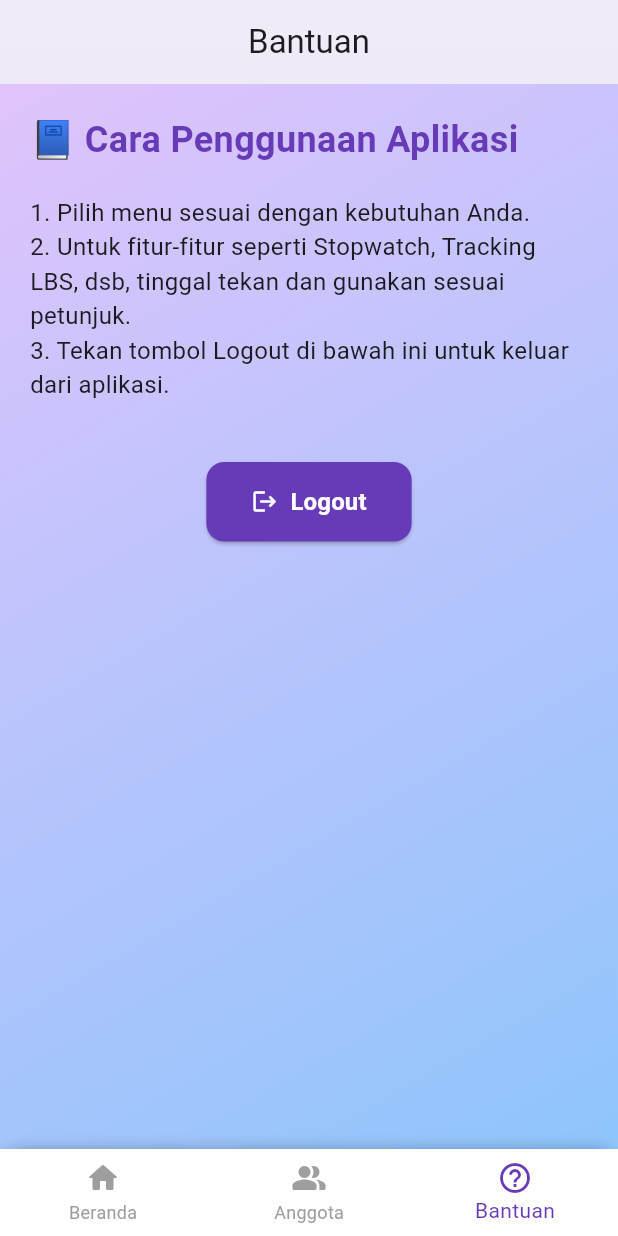
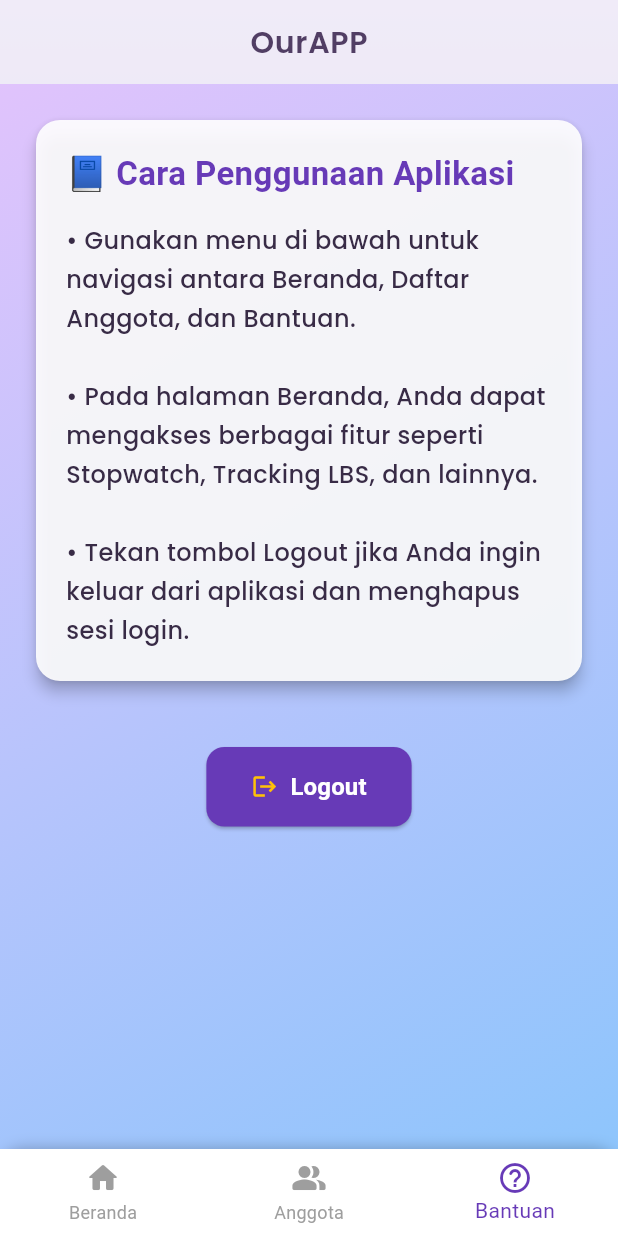
Before and after one commit to Maydamai03/Tugas3_TPM_017_101, a Flutter app: the HomePage screen opened directly, item 3 of the bottom bar chosen, on a phone screen of 412 x 824 dp. Run offline on Flutter 3.47's test engine with Material 3 defaults, Android fonts, the phone set to English and light mode, and no system bars; our stand-ins replace geolocator, google_fonts, shared_preferences; accounts and stored records are empty; network calls fail.

```diff
--- a/lib/help_page.dart
+++ b/lib/help_page.dart
@@ -1,5 +1,6 @@
 // lib/pages/help_page.dart
 import 'package:flutter/material.dart';
+import 'package:google_fonts/google_fonts.dart';
 import 'package:shared_preferences/shared_preferences.dart';
 import 'login_page.dart';
 
@@ -27,37 +28,67 @@ class HelpPage extends StatelessWidget {
         ),
       ),
       child: Column(
+        crossAxisAlignment: CrossAxisAlignment.stretch,
+        children: [
+          Card(
+            elevation: 4,
+            shape: RoundedRectangleBorder(
+              borderRadius: BorderRadius.circular(16),
+            ),
+            color: Colors.white.withOpacity(0.9),
+            child: Padding(
+              padding: const EdgeInsets.all(20.0),
+              child: Column(
                 crossAxisAlignment: CrossAxisAlignment.start,
                 children: [
                   const Text(
                     '📘 Cara Penggunaan Aplikasi',
                     style: TextStyle(
-              fontSize: 24,
+                      fontSize: 22,
                       fontWeight: FontWeight.bold,
                       color: Colors.deepPurple,
                     ),
                   ),
-          const SizedBox(height: 20),
-          const Text(
-            '1. Pilih menu sesuai dengan kebutuhan Anda.\n'
-            '2. Untuk fitur-fitur seperti Stopwatch, Tracking LBS, dsb, tinggal tekan dan gunakan sesuai petunjuk.\n'
-            '3. Tekan tombol Logout di bawah ini untuk keluar dari aplikasi.',
-            style: TextStyle(fontSize: 16, color: Colors.black87),
+                  const SizedBox(height: 16),
+                  Text(
+                    '• Gunakan menu di bawah untuk navigasi antara Beranda, Daftar Anggota, dan Bantuan.\n\n'
+                    '• Pada halaman Beranda, Anda dapat mengakses berbagai fitur seperti Stopwatch, Tracking LBS, dan lainnya.\n\n'
+                    '• Tekan tombol Logout jika Anda ingin keluar dari aplikasi dan menghapus sesi login.',
+                    style: GoogleFonts.poppins(
+                      fontSize: 16,
+                      fontWeight: FontWeight.w500,
+                      color: const Color.fromARGB(255, 56, 43, 70),
+                      height: 1.6,
+                      letterSpacing: 0.3,
+                    ),
+                  ),
+                ],
+              ),
+            ),
           ),
           const SizedBox(height: 40),
           Center(
             child: ElevatedButton.icon(
               onPressed: () => _logout(context),
-              icon: const Icon(Icons.logout),
+              icon: const Icon(
+                Icons.logout,
+                color: Colors.amber,
+              ),
               label: const Text(
                 'Logout',
-                style: TextStyle(fontSize: 16, fontWeight: FontWeight.bold),
+                style: TextStyle(
+                  fontSize: 16,
+                  fontWeight: FontWeight.bold,
+                  color: Colors.white,
+                ),
               ),
               style: ElevatedButton.styleFrom(
                 backgroundColor: Colors.deepPurple,
                 foregroundColor: Colors.white,
                 padding: const EdgeInsets.symmetric(
-                    horizontal: 30.0, vertical: 15.0),
+                  horizontal: 30.0,
+                  vertical: 15.0,
+                ),
                 shape: RoundedRectangleBorder(
                   borderRadius: BorderRadius.circular(12.0),
                 ),
--- a/lib/home_page.dart
+++ b/lib/home_page.dart
@@ -3,6 +3,7 @@ import 'package:flutter/material.dart';
 import 'package:tugas3_tpm/daftar_anggota.dart';
 import 'main_menu.dart';
 import 'help_page.dart';
+import 'package:google_fonts/google_fonts.dart';
 
 class HomePage extends StatefulWidget {
   @override
@@ -18,21 +19,24 @@ class _HomePageState extends State<HomePage> {
     HelpPage(), // Halaman Bantuan
   ];
 
-  final List<String> _titles = [
-    'Beranda',
-    'Daftar Anggota',
-    'Bantuan',
-  ];
-
   @override
   Widget build(BuildContext context) {
     return Scaffold(
       extendBodyBehindAppBar: true,
       appBar: AppBar(
-        title: Text(_titles[_currentIndex]),
+        title: Text(
+          'OurAPP',
+          style: GoogleFonts.poppins(
+            fontSize: 20,
+            fontWeight: FontWeight.w600,
+            color: Color.fromARGB(255, 81, 62, 100),
+            letterSpacing: 0.5,
+          ),
+        ),
         centerTitle: true,
         elevation: 0,
-        backgroundColor: const Color.fromARGB(255, 255, 255, 255).withOpacity(0.8),
+        backgroundColor:
+            const Color.fromARGB(255, 255, 255, 255).withOpacity(0.8),
       ),
       body: Container(
         decoration: BoxDecoration(
--- a/lib/main_menu.dart
+++ b/lib/main_menu.dart
@@ -12,7 +12,7 @@ class MainMenu extends StatelessWidget {
     return Container(
       decoration: const BoxDecoration(
         gradient: LinearGradient(
-          colors: [Color(0xFF7F00FF), Color(0xFFE100FF)],
+          colors: [Color(0xFFE0C3FC), Color(0xFF8EC5FC)],
           begin: Alignment.topLeft,
           end: Alignment.bottomRight,
         ),
@@ -84,7 +84,7 @@ class MainMenu extends StatelessWidget {
           ),
           style: ElevatedButton.styleFrom(
             backgroundColor: Colors.white,
-            foregroundColor: const Color(0xFF7F00FF),
+            foregroundColor: const Color.fromARGB(255, 81, 62, 100),
             elevation: 4,
             shape: RoundedRectangleBorder(
               borderRadius: BorderRadius.circular(15),
--- a/pubspec.yaml
+++ b/pubspec.yaml
@@ -34,6 +34,8 @@ dependencies:
   shared_preferences: ^2.2.2
   geolocator: ^9.0.1
   url_launcher: ^6.1.5
+  google_fonts: ^6.1.0
+
 
 
 
```
Also changed, not shown: lib/daftar_anggota.dart (+36 -28 lines), lib/login_page.dart (+8 -6 lines), pubspec.lock, 1 other file. Lines whose indentation alone changed are shown as unchanged.
